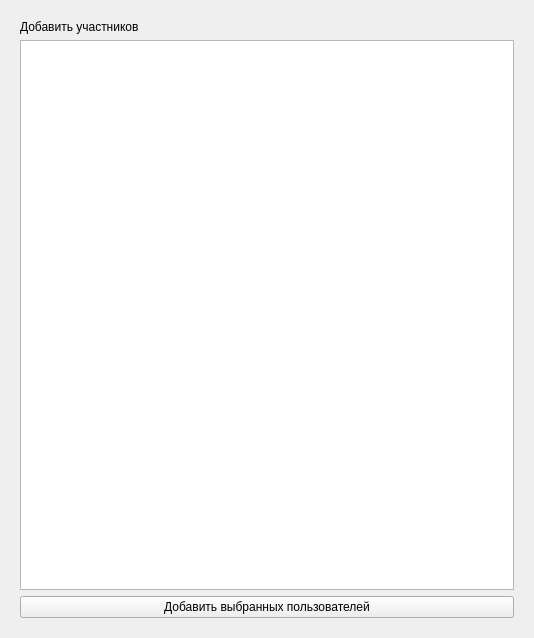
This is ui/chatdialog.ui in Korostast/chat-database-project as Qt 5 draws it before an edit. The edited form follows.
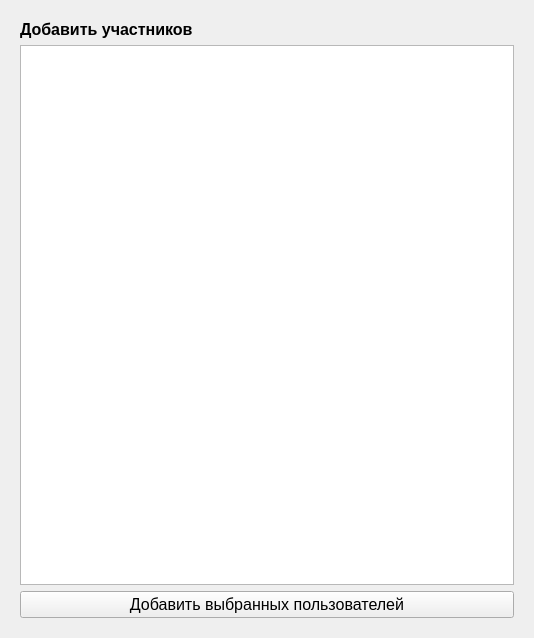
This is the edited form. The open tabs and pages were chosen to show the change. Custom widgets are drawn as their Qt base class.

Patch:
```diff
--- a/ui/chatdialog.ui
+++ b/ui/chatdialog.ui
@@ -166,6 +166,12 @@
         <layout class="QHBoxLayout" name="horizontalLayout_4">
          <item>
           <widget class="QLabel" name="chat_dialog_add_members_label">
+           <property name="font">
+            <font>
+             <pointsize>12</pointsize>
+             <bold>true</bold>
+            </font>
+           </property>
            <property name="text">
             <string>Добавить участников</string>
            </property>
@@ -182,6 +188,11 @@
        </item>
        <item>
         <widget class="QPushButton" name="chat_dialog_add_members_button">
+         <property name="font">
+          <font>
+           <pointsize>12</pointsize>
+          </font>
+         </property>
          <property name="text">
           <string>Добавить выбранных пользователей</string>
          </property>
```
